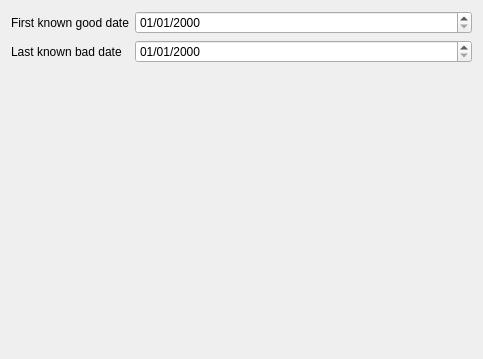
mozilla/mozregression, file gui/mozregui/ui/nightlies.ui: the form before one commit.
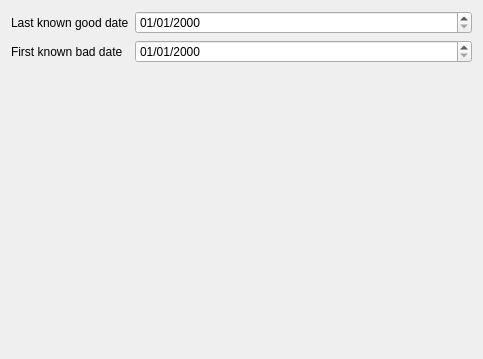
The form after the commit.

Commit message: fix last good / first bad terminology

```diff
--- a/gui/mozregui/ui/nightlies.ui
+++ b/gui/mozregui/ui/nightlies.ui
@@ -19,7 +19,7 @@
      <item row="0" column="0">
       <widget class="QLabel" name="label">
        <property name="text">
-        <string>First known good date</string>
+        <string>Last known good date</string>
        </property>
       </widget>
      </item>
@@ -33,7 +33,7 @@
      <item row="1" column="0">
       <widget class="QLabel" name="label_2">
        <property name="text">
-        <string>Last known bad date</string>
+        <string>First known bad date</string>
        </property>
       </widget>
      </item>
```
The commit also changes 1 other file.
